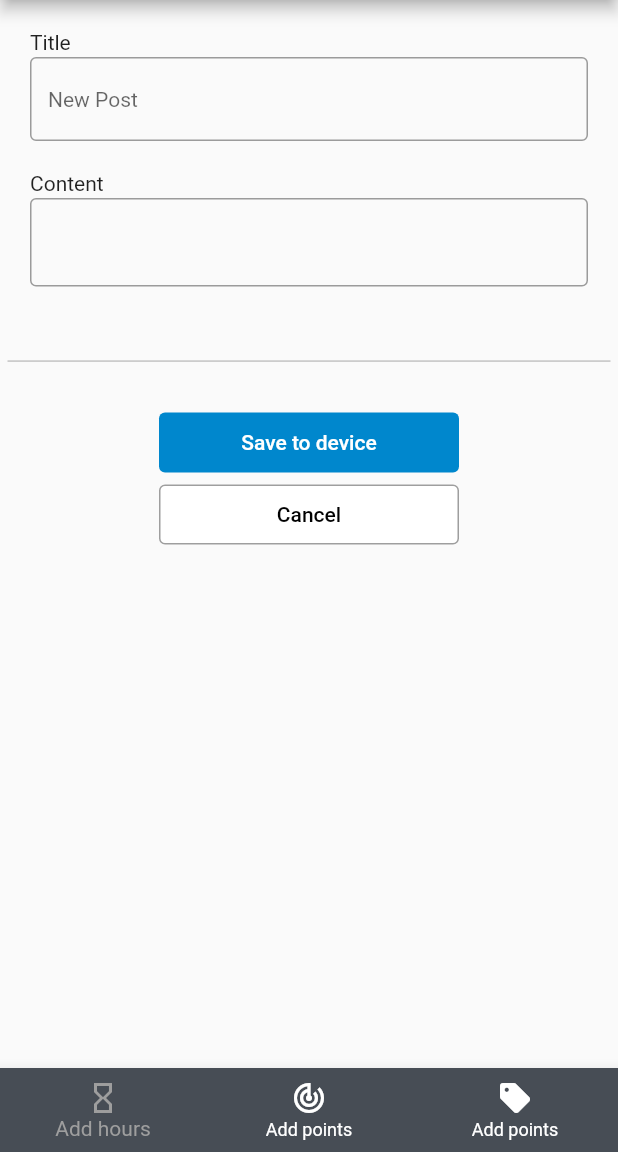
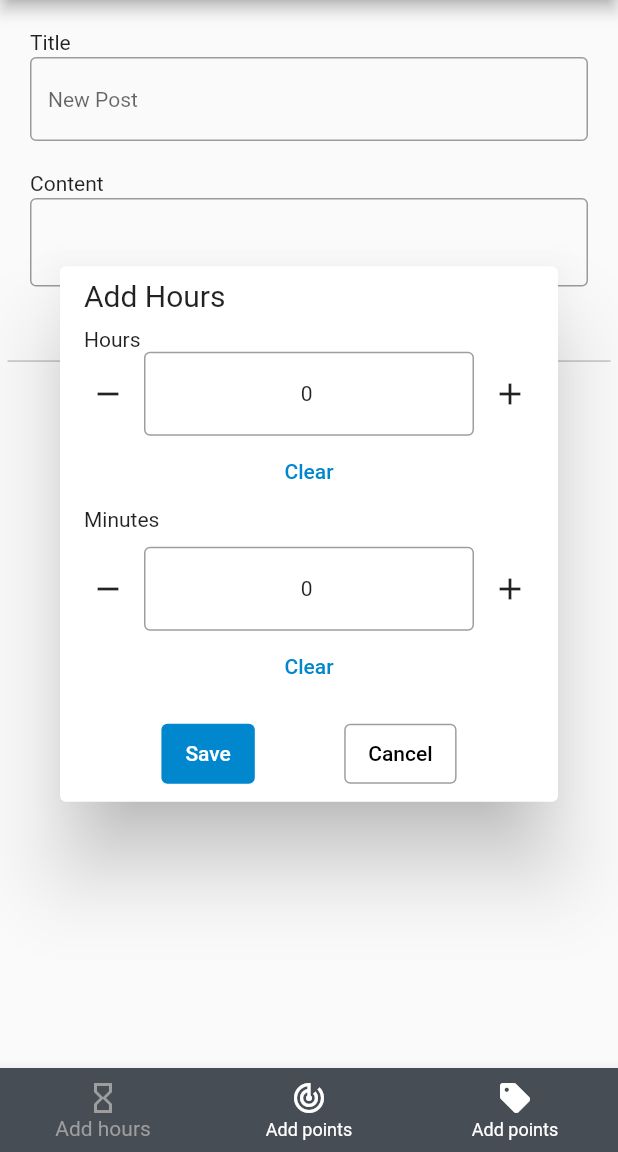
Before and after one commit to tejsohi/pebble_pocket_flutter, a Flutter app: the CreateAPost screen opened directly, after a tap on "Cancel", on a phone screen of 412 x 824 dp, the part 84-1236 px from its top. Run offline on Flutter 3.47's test engine with Material 2 defaults, Android fonts, the phone set to English and light mode, and no system bars; our stand-ins replace webview_flutter.

Commit message:
Added modal for add hours

```diff
--- a/lib/components/create_a_post/create_a_post_nav_bar.dart
+++ b/lib/components/create_a_post/create_a_post_nav_bar.dart
@@ -1,4 +1,5 @@
 import 'package:flutter/material.dart';
+import 'package:pebble_pocket_flutter/components/create_a_post/dialogs/add_hours_dialog.dart';
 
 class CreateAPostNavBar extends StatefulWidget {
   @override
@@ -7,6 +8,11 @@ class CreateAPostNavBar extends StatefulWidget {
 
 class _CreateAPostNavBarState extends State<CreateAPostNavBar> {
   int _selectedIndex = -1;
+
+  // switch(_selectedIndex) {
+  //   case 0:
+
+  // }
 
   @override
   Widget build(BuildContext context) {
@@ -39,6 +45,13 @@ class _CreateAPostNavBarState extends State<CreateAPostNavBar> {
         setState(() {
           _selectedIndex = index;
         });
+
+        // Navigator.push(
+        //     context, MaterialPageRoute(builder: (context) => AddHoursDialog()));
+        Navigator.of(context).push(
+          PageRouteBuilder(
+              pageBuilder: (context, _, __) => AddHoursDialog(), opaque: false),
+        );
       },
     );
   }
--- /dev/null
+++ b/lib/components/create_a_post/dialogs/add_hours_dialog.dart
@@ -0,0 +1,173 @@
+import 'package:flutter/material.dart';
+
+class AddHoursDialog extends StatefulWidget {
+  const AddHoursDialog({super.key});
+
+  @override
+  State<AddHoursDialog> createState() => _AddHoursDialogState();
+}
+
+class _AddHoursDialogState extends State<AddHoursDialog> {
+  @override
+  Widget build(BuildContext context) {
+    return Dialog(
+      child: Padding(
+        padding: const EdgeInsets.all(8),
+        child: Column(
+          mainAxisSize: MainAxisSize.min,
+          mainAxisAlignment: MainAxisAlignment.center,
+          children: [
+            Column(
+              crossAxisAlignment: CrossAxisAlignment.start,
+              children: [
+                Padding(
+                  padding: const EdgeInsets.only(left: 8.0),
+                  child: Row(
+                    children: [
+                      Text(
+                        'Add Hours',
+                        style: TextStyle(fontSize: 20),
+                      ),
+                    ],
+                  ),
+                ),
+                SizedBox(
+                  height: 10,
+                ),
+                Padding(
+                  padding: const EdgeInsets.only(left: 8.0),
+                  child: Text('Hours'),
+                ),
+                Row(
+                  children: [
+                    IconButton(
+                      onPressed: () {},
+                      icon: Icon(Icons.remove),
+                    ),
+                    Flexible(
+                      child: TextField(
+                        textAlign: TextAlign.center,
+                        keyboardType: TextInputType.number,
+                        decoration: InputDecoration(
+                          border: OutlineInputBorder(),
+                        ),
+                        style: TextStyle(fontSize: 14.0),
+                        controller: TextEditingController()..text = '0',
+                      ),
+                    ),
+                    IconButton(
+                      onPressed: () {},
+                      icon: Icon(Icons.add),
+                    ),
+                  ],
+                ),
+                Center(
+                  child: ElevatedButton(
+                    onPressed: () {},
+                    style: ButtonStyle(
+                      elevation: MaterialStatePropertyAll(0),
+                      backgroundColor: MaterialStateProperty.all(Colors.white),
+                      foregroundColor: MaterialStateProperty.all(
+                        Color(0xFF0087cd),
+                      ),
+                    ),
+                    child: Text('Clear'),
+                  ),
+                ),
+                Padding(
+                  padding: const EdgeInsets.only(left: 8.0),
+                  child: Text('Minutes'),
+                ),
+                SizedBox(
+                  height: 10,
+                ),
+                Row(
+                  children: [
+                    IconButton(
+                      onPressed: () {},
+                      icon: Icon(Icons.remove),
+                    ),
+                    Flexible(
+                      child: TextField(
+                        textAlign: TextAlign.center,
+                        keyboardType: TextInputType.number,
+                        decoration: InputDecoration(
+                          border: OutlineInputBorder(),
+                        ),
+                        style: TextStyle(fontSize: 14.0),
+                        controller: TextEditingController()..text = '0',
+                      ),
+                    ),
+                    IconButton(
+                      onPressed: () {},
+                      icon: Icon(Icons.add),
+                    ),
+                  ],
+                ),
+                Center(
+                  child: ElevatedButton(
+                    onPressed: () {},
+                    style: ButtonStyle(
+                      elevation: MaterialStatePropertyAll(0),
+                      backgroundColor: MaterialStateProperty.all(Colors.white),
+                      foregroundColor: MaterialStateProperty.all(
+                        Color(0xFF0087cd),
+                      ),
+                    ),
+                    child: Text('Clear'),
+                  ),
+                ),
+              ],
+            ),
+            SizedBox(height: 10),
+            Row(
+              mainAxisAlignment: MainAxisAlignment.spaceEvenly,
+              children: [
+                ElevatedButtonTheme(
+                  data: ElevatedButtonThemeData(
+                    style: ButtonStyle(
+                      backgroundColor:
+                          MaterialStateProperty.all(Color(0xFF0087cd)),
+                      elevation: MaterialStateProperty.all(0.0),
+                      minimumSize: MaterialStateProperty.all(
+                        Size(10, 40),
+                      ),
+                    ),
+                  ),
+                  child: ElevatedButton(
+                    onPressed: () {},
+                    child: Text('Save'),
+                  ),
+                ),
+                ElevatedButtonTheme(
+                  data: ElevatedButtonThemeData(
+                    style: ButtonStyle(
+                      backgroundColor: MaterialStateProperty.all(
+                        Color(0xFFffffff),
+                      ),
+                      minimumSize: MaterialStateProperty.all(
+                        Size(10, 40),
+                      ),
+                    ),
+                  ),
+                  child: ElevatedButton(
+                    onPressed: () {
+                      Navigator.pop(context);
+                    },
+                    style: ElevatedButton.styleFrom(
+                        foregroundColor: Colors.black,
+                        elevation: 0,
+                        side: BorderSide(color: Colors.grey)),
+                    child: Text(
+                      'Cancel',
+                    ),
+                  ),
+                ),
+              ],
+            )
+          ],
+        ),
+      ),
+    );
+  }
+}
```
Lines whose indentation alone changed are shown as unchanged.
